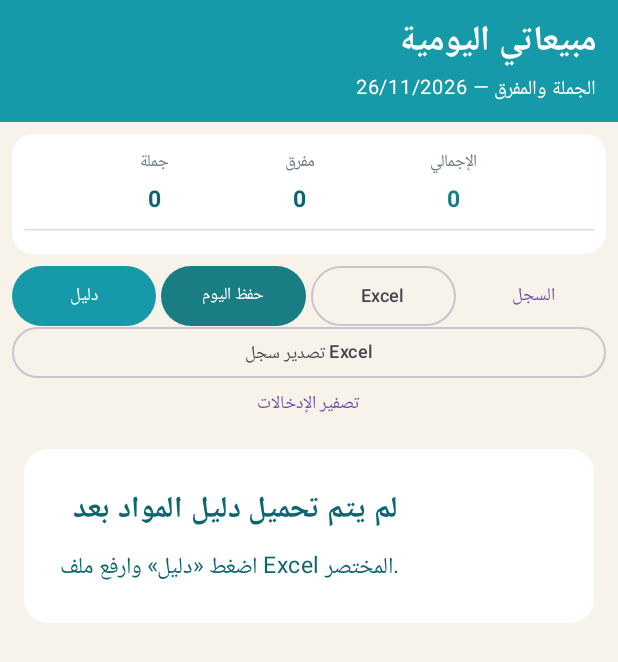
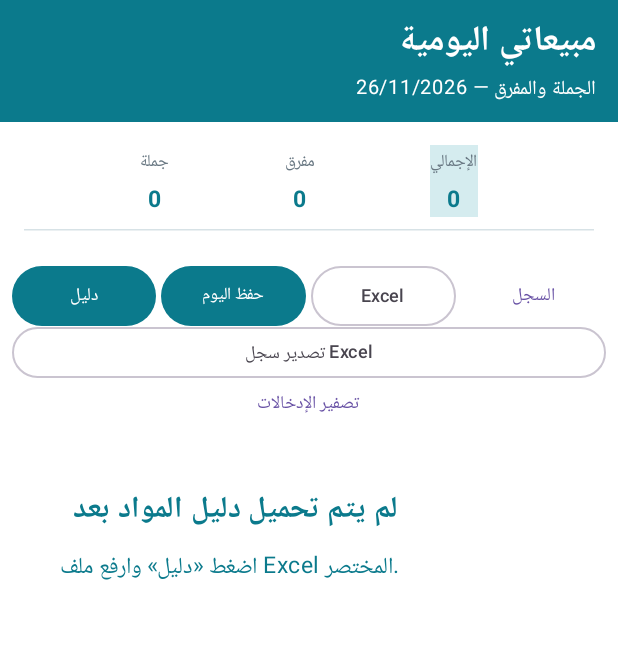
Before and after one commit to Alaa-fa-hash/sales-movement-app, an Android app built with Jetpack Compose: the screen it shows after launch (MainActivity), on a phone screen of 412 x 824 dp. Shown: the top 662 px of the screen. Run offline under Robolectric (Android 15) with nearby library versions, the phone set to English and light mode, and no system bars; libraries missing offline, so code that uses them is left out: org.apache.poi.

Commit message:
Match app and Excel palette to approved teal colors
Co-authored-by: Manus <dev-agent@manus.ai>

```diff
--- a/app/src/main/java/com/example/app/MainActivity.kt
+++ b/app/src/main/java/com/example/app/MainActivity.kt
@@ -68,11 +68,12 @@ import java.text.SimpleDateFormat
 import java.util.Date
 import java.util.Locale
 
-private val Teal = Color(0xFF1699A8)
-private val Navy = Color(0xFF0B6672)
-private val Page = Color(0xFFF7F3EA)
-private val RowAlt = Color(0xFFF2F5F7)
-private val Green = Color(0xFF197D83)
+private val Teal = Color(0xFF0B7A8C)
+private val Navy = Color(0xFF0B7A8C)
+private val Page = Color(0xFFFFFFFF)
+private val RowAlt = Color(0xFFE8F4F6)
+private val TotalFill = Color(0xFFD5ECEF)
+private val Green = Color(0xFF0B7A8C)
 
 private data class ProductLine(val code: String, val name: String, val carton: MaterialCatalog?, val box: MaterialCatalog?)
 private data class Totals(val wholesale: Double, val retail: Double, val revenue: Double)
@@ -170,7 +171,7 @@ private fun SummaryBar(t: Totals) {
 
 @Composable
 private fun SummaryCell(label: String, value: Double, color: Color = Navy, suffix: String = "") {
-    Column(horizontalAlignment = Alignment.CenterHorizontally) {
+    Column(horizontalAlignment = Alignment.CenterHorizontally, modifier = if (label == "الإجمالي") Modifier.background(TotalFill) else Modifier) {
         Text(label, color = Color(0xFF687782), fontSize = 11.sp)
         Text(formatMoney(value) + suffix, color = color, fontSize = 15.sp, fontWeight = FontWeight.Bold)
     }
@@ -325,14 +326,15 @@ private fun exportXlsx(context: Context, uri: android.net.Uri, date: String, cat
         val font = workbook.createFont().apply { this.bold = bold; fontHeightInPoints = if (bold) 11 else 10; color = if (whiteText) IndexedColors.WHITE.index else IndexedColors.BLACK.index }
         setFont(font)
     }
-    val headerStyle = makeStyle(rgb("1699A8"), bold = true, whiteText = true)
+    val headerStyle = makeStyle(rgb("0B7A8C"), bold = true, whiteText = true)
     val whiteFill = rgb("FFFFFF")
-    val neutralFill = rgb("F2F5F7")
+    val neutralFill = rgb("E8F4F6")
+    val totalFill = rgb("D5ECEF")
     val bodyStyle = makeStyle(whiteFill)
     val altStyle = makeStyle(neutralFill)
     val bodyNumberStyle = makeStyle(whiteFill, numeric = true)
     val altNumberStyle = makeStyle(neutralFill, numeric = true)
-    val totalStyle = makeStyle(neutralFill, bold = true, numeric = true)
+    val totalStyle = makeStyle(totalFill, bold = true, numeric = true)
     val header = sheet.createRow(0)
     header.heightInPoints = 26f
     headers.forEachIndexed { i, h -> header.createCell(i).apply { setCellValue(h); cellStyle = headerStyle } }
@@ -349,8 +351,9 @@ private fun exportXlsx(context: Context, uri: android.net.Uri, date: String, cat
         val retailValue = kotlin.math.round(quantities[2] * (p.carton?.retailPrice ?: 0.0) + quantities[3] * (p.box?.retailPrice ?: 0.0))
         wholesaleTotal += wholesaleValue
         retailTotal += retailValue
-        val textStyle = if (excelRow % 2 == 0) altStyle else bodyStyle
-        val numericStyle = if (excelRow % 2 == 0) altNumberStyle else bodyNumberStyle
+        val dataIndex = excelRow - 1
+        val textStyle = if (dataIndex % 2 == 1) altStyle else bodyStyle
+        val numericStyle = if (dataIndex % 2 == 1) altNumberStyle else bodyNumberStyle
         row.getCell(0).cellStyle = textStyle
         row.createCell(1).apply { setCellValue(p.name); cellStyle = textStyle }
         quantities.forEachIndexed { i, value -> row.createCell(i + 2).apply { setCellValue(value); cellStyle = numericStyle } }
```
